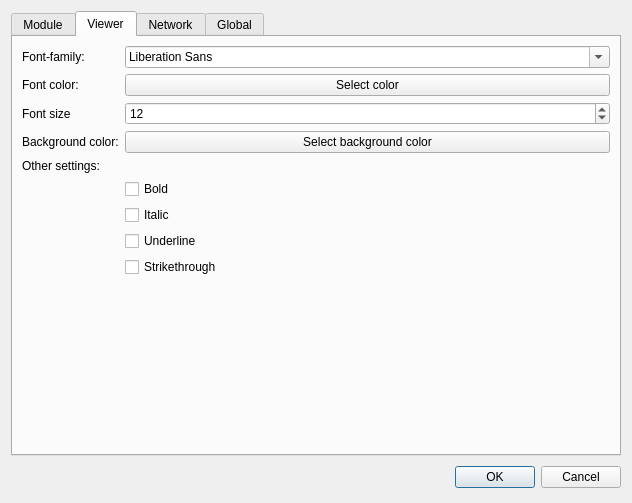
Qt form src/gui/dialogs/settings/settings.ui (axsapronov/QSopherim) before a commit.
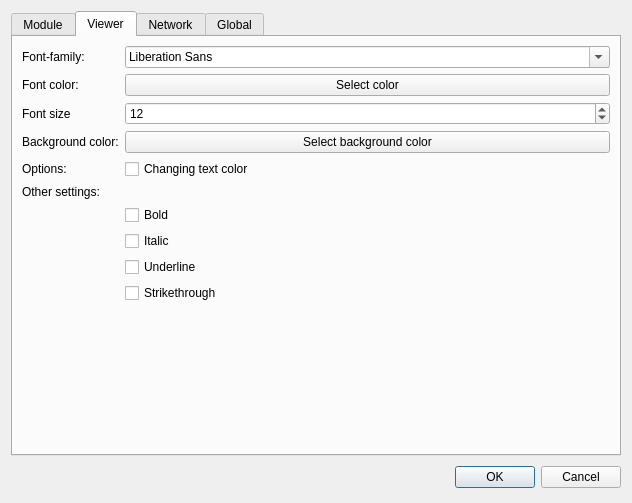
The same form after that commit. The open tabs and pages were chosen to show the change.

Commit message: [GUI] add option for on/off changing text color

The edit to the form file:
```diff
--- a/src/gui/dialogs/settings/settings.ui
+++ b/src/gui/dialogs/settings/settings.ui
@@ -229,14 +229,14 @@
          </property>
         </widget>
        </item>
-       <item row="4" column="0">
+       <item row="5" column="0">
         <widget class="QLabel" name="label_7">
          <property name="text">
           <string>Other settings:</string>
          </property>
         </widget>
        </item>
-       <item row="5" column="1">
+       <item row="6" column="1">
         <layout class="QGridLayout" name="gridLayout_4">
          <item row="0" column="0">
           <widget class="QCheckBox" name="chBBold">
@@ -268,6 +268,20 @@
          </item>
         </layout>
        </item>
+       <item row="4" column="0">
+        <widget class="QLabel" name="label_10">
+         <property name="text">
+          <string>Options:</string>
+         </property>
+        </widget>
+       </item>
+       <item row="4" column="1">
+        <widget class="QCheckBox" name="checkBox">
+         <property name="text">
+          <string>Changing text color</string>
+         </property>
+        </widget>
+       </item>
       </layout>
      </widget>
      <widget class="QWidget" name="tab_2">
```
Left out of the diff: 4 changed lines with no effect on the pictures. The commit also changes 1 other file.
